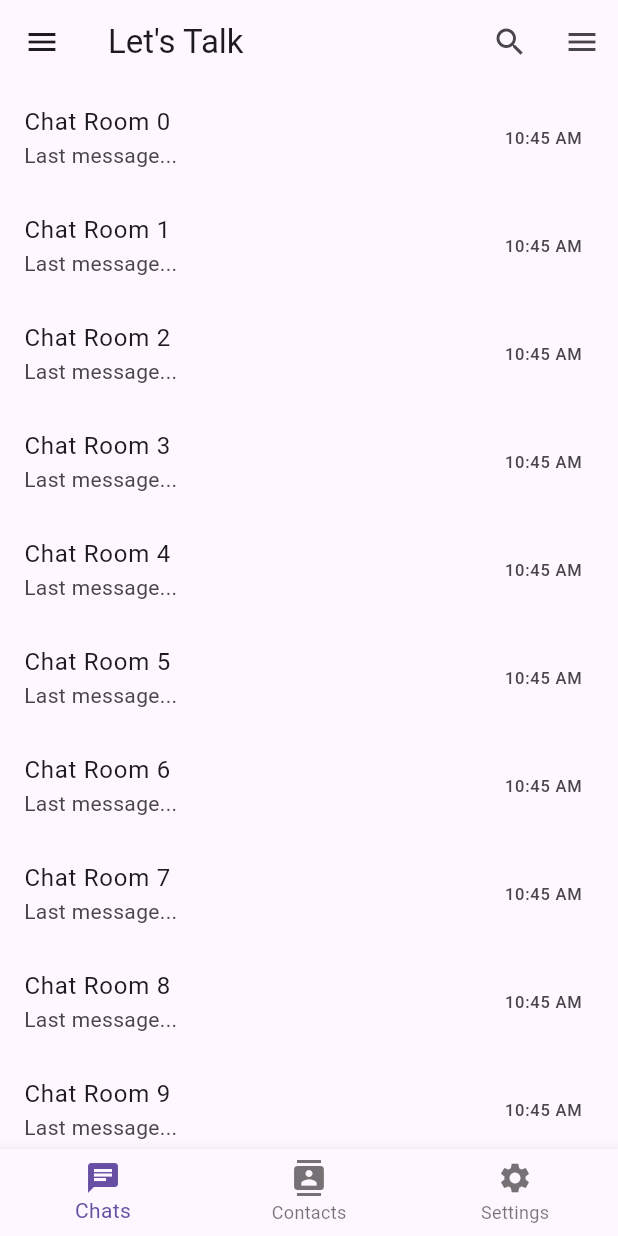
After one commit to dhruvmaratha/lets_talk_chat, a Flutter app: the Chatscreen1 screen opened by its route, on a phone screen of 412 x 824 dp. The commit adds this screen. Run offline on Flutter 3.47's test engine with Material 3 defaults, Android fonts, the phone set to English and light mode, and no system bars; our stand-ins replace shared_preferences; accounts and stored records are empty.

Commit message:
Normal Changes

```diff
--- a/lib/main.dart
+++ b/lib/main.dart
@@ -1,5 +1,6 @@
 import 'package:flutter/material.dart';
 import 'package:lets_talk_chat/screens/ChatScreen.dart';
+import 'package:lets_talk_chat/screens/ChatScreen1.dart';
 import 'package:lets_talk_chat/screens/LoginScreen.dart';
 import 'package:lets_talk_chat/screens/routes.dart';
 import 'package:lets_talk_chat/screens/shared_preferences.dart';
@@ -20,7 +21,7 @@ class MyApp extends StatelessWidget {
       initialRoute: Routes.login,
       routes: {
         Routes.login: (context) => LoginScreen(),
-        Routes.chat: (context) => ChatScreen(),
+        Routes.chat: (context) => Chatscreen1(),
       },
       builder: (context, child) {
         return Scaffold(
--- /dev/null
+++ b/lib/screens/ChatScreen1.dart
@@ -0,0 +1,90 @@
+import 'package:flutter/material.dart';
+
+class Chatscreen1 extends StatelessWidget {
+  @override
+  Widget build(BuildContext context) {
+    return Scaffold(
+      appBar: AppBar(
+        title: Text('Let\'s Talk'),
+        actions: [
+          IconButton(
+            icon: Icon(Icons.search),
+            onPressed: () {
+              // Handle search button press
+            },
+          ),
+          Builder(
+            builder: (context) => IconButton(
+              icon: Icon(Icons.menu),
+              onPressed: () => Scaffold.of(context).openDrawer(),
+            ),
+          ),
+        ],
+      ),
+      drawer: Drawer(
+        child: ListView(
+          padding: EdgeInsets.zero,
+          children: [
+            DrawerHeader(
+              child: Column(
+                children: [
+                  CircleAvatar(
+                    radius: 40,
+                    backgroundImage: NetworkImage('https://via.placeholder.com/150'), // Replace with user's profile photo
+                  ),
+                  SizedBox(height: 10),
+                  Text('John Doe', style: TextStyle(fontSize: 18)),
+                ],
+              ),
+              decoration: BoxDecoration(
+                color: Colors.blue,
+              ),
+            ),
+            ListTile(
+              leading: Icon(Icons.settings),
+              title: Text('Settings'),
+              onTap: () {
+                // Handle settings tap
+                Navigator.pushNamed(context, '/settings');
+              },
+            ),
+            ListTile(
+              leading: Icon(Icons.logout),
+              title: Text('Log out'),
+              onTap: () {
+                // Handle log out tap
+                // TODO: Implement log out logic
+              },
+            ),
+          ],
+        ),
+      ),
+      body: ListView.builder(
+        itemCount: 10, // Replace with your chat room data
+        itemBuilder: (context, index) {
+          return ListTile(
+            title: Text('Chat Room $index'),
+            subtitle: Text('Last message...'),
+            trailing: Text('10:45 AM'),
+          );
+        },
+      ),
+      bottomNavigationBar: BottomNavigationBar(
+        items: [
+          BottomNavigationBarItem(
+            icon: Icon(Icons.chat),
+            label: 'Chats',
+          ),
+          BottomNavigationBarItem(
+            icon: Icon(Icons.contacts),
+            label: 'Contacts',
+          ),
+          BottomNavigationBarItem(
+            icon: Icon(Icons.settings),
+            label: 'Settings',
+          ),
+        ],
+      ),
+    );
+  }
+}
--- a/lib/screens/LoginScreen.dart
+++ b/lib/screens/LoginScreen.dart
@@ -1,6 +1,7 @@
 import 'package:flutter/material.dart';
 import 'package:lets_talk_chat/screens/ChatScreen.dart';
 import 'package:lets_talk_chat/screens/ChatScreenEx.dart';
+import 'package:lets_talk_chat/screens/ChatScreen1.dart';
 import 'package:lets_talk_chat/screens/SignUpScreen.dart';
 import 'package:shared_preferences/shared_preferences.dart';
 
@@ -82,7 +83,7 @@ class _LoginScreenState extends State<LoginScreen> {
                       // Navigate to chat screen
                       Navigator.pushReplacement(
                         context,
-                        MaterialPageRoute(builder: (context) => ChatScreen()),
+                        MaterialPageRoute(builder: (context) => Chatscreen1()),
                       );
                     } else {
                       // Show error message
```
Also changed, not shown: 1 other file.
